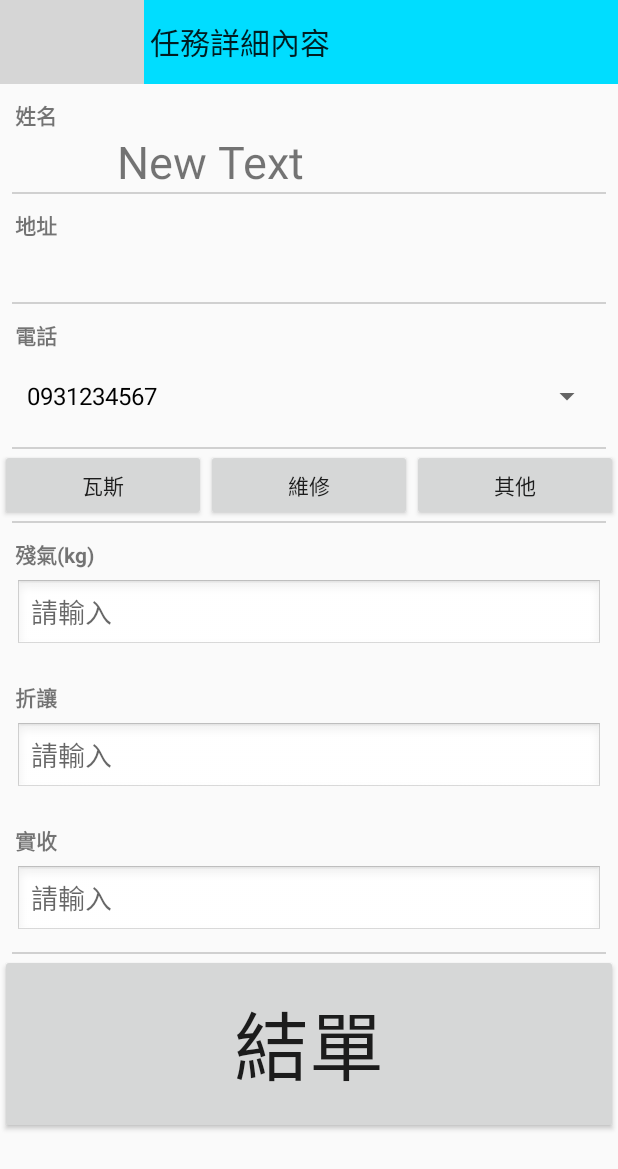
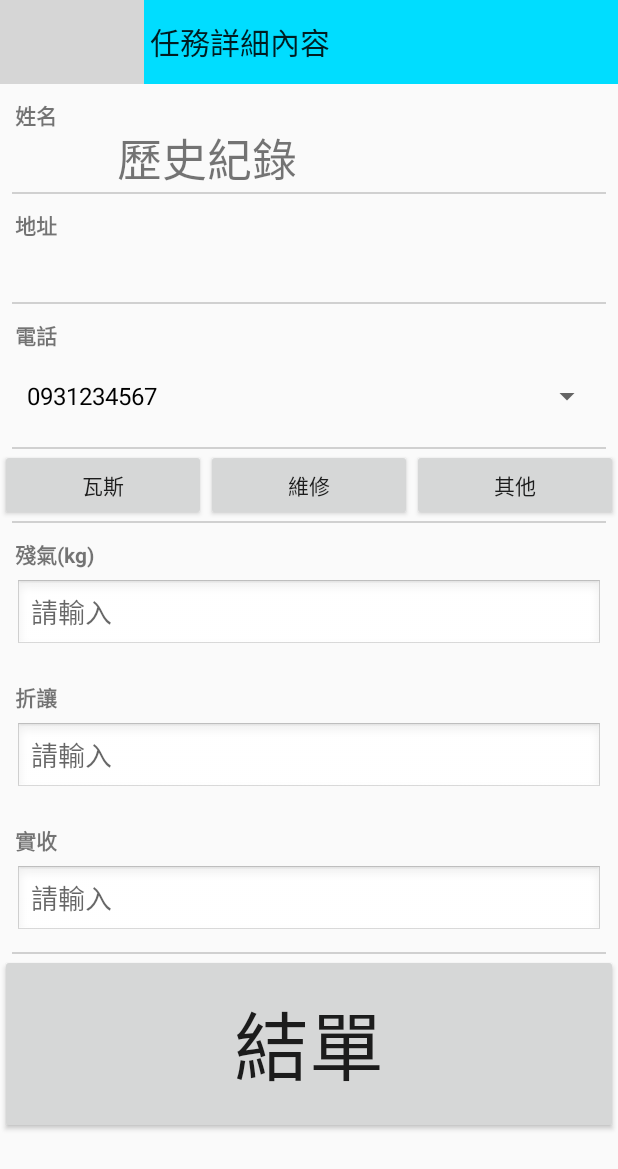
Before and after one commit to CrossLeaf/gas, an Android app: the DetailedTaskActivity screen opened directly, with no data from a screen before it, on a phone screen of 412 x 824 dp. Shown: the top 1169 px of the screen. Run offline under Robolectric (Android 15) with nearby library versions, the phone set to English and light mode, and no system bars; 4 statements that could not run were skipped; grey boxes are pictures that could not be loaded.

Commit message:
可進入寄借桶歷史紀錄，尚未抓到資料

```diff
--- a/app/src/main/java/com/chenghsi/lise/gas/task/DetailedTaskActivity.java
+++ b/app/src/main/java/com/chenghsi/lise/gas/task/DetailedTaskActivity.java
@@ -1,6 +1,7 @@
 package com.chenghsi.lise.gas.task;
 
 import android.app.Activity;
+import android.content.Intent;
 import android.os.Bundle;
 import android.support.v7.widget.Toolbar;
 import android.util.Log;
@@ -21,13 +22,16 @@ public class DetailedTaskActivity extends Activity {
     private View R_allowance;
     private View R_receive;
     private View R_clientPhones;
+    private TextView history;
     private int position;
     private String clientName;
     private String address;
     private String phones;
     private String contents;
+
     @Override
     protected void onCreate(Bundle savedInstanceState) {
+
         super.onCreate(savedInstanceState);
         setContentView(R.layout.activity_detailed_task);
         Bundle bundle = this.getIntent().getExtras();
@@ -52,7 +56,7 @@ public class DetailedTaskActivity extends Activity {
         R_allowance = findViewById(R.id.tvi_allowance);
         R_receive = findViewById(R.id.tvi_receive);
         R_clientPhones = findViewById(R.id.tv_spr_phones);
-
+        history= (TextView) findViewById(R.id.text3);
         // Set title
 
         ((TextView) R_name.findViewById(R.id.text1)).setText(R.string.name);
@@ -61,6 +65,8 @@ public class DetailedTaskActivity extends Activity {
         ((TextView) R_allowance.findViewById(R.id.text)).setText(R.string.allowance);
         ((TextView) R_receive.findViewById(R.id.text)).setText(R.string.should_receive);
         ((TextView) R_clientPhones.findViewById(R.id.title)).setText(R.string.phone);
+        history.setText("歷史紀錄");
+
     }
 
     @Override
@@ -68,8 +74,8 @@ public class DetailedTaskActivity extends Activity {
         super.onResume();
 
         // TODO Test data
-        ((TextView)R_name.findViewById(R.id.text2)).setText(clientName);
-        ((TextView)R_address.findViewById(R.id.text2)).setText(address);
+        ((TextView) R_name.findViewById(R.id.text2)).setText(clientName);
+        ((TextView) R_address.findViewById(R.id.text2)).setText(address);
 //        ((TextView)R_name.findViewById(R.id.text2)).setText(TestData.name[position]);
 //        ((TextView)R_address.findViewById(R.id.text2)).setText(TestData.address[position]);
 
@@ -80,4 +86,10 @@ public class DetailedTaskActivity extends Activity {
         ((Spinner) R_clientPhones.findViewById(R.id.spinner)).setAdapter(apt);
 
     }
+
+    public void btn_history(View view) {
+        Intent intent = new Intent();
+        intent.setClass(this, HistoryBottleActivity.class);
+        startActivity(intent);
+    }
 }
--- a/app/src/main/res/layout/activity_detailed_task.xml
+++ b/app/src/main/res/layout/activity_detailed_task.xml
@@ -36,7 +36,8 @@
                     android:id="@+id/text3"
                     android:layout_gravity="bottom"
                     android:layout_marginLeft="30dp"
-                    android:textSize="30dp" />
+                    android:textSize="30dp"
+                    android:onClick="btn_history" />
             </LinearLayout>
 
             <include layout="@layout/general_division_line"/>
```
Also changed, not shown: app/src/main/res/layout/adapter_item_task.xml (+12 -6 lines).
